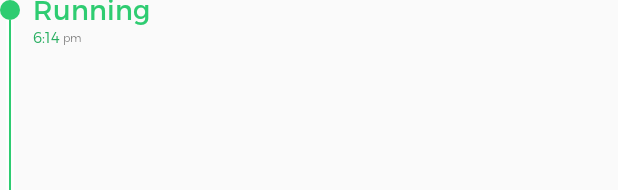
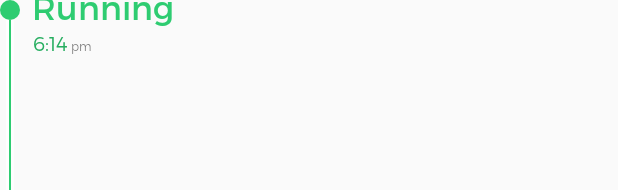
Before and after one commit to eddieberklee/wsup, an Android app: the layout item_event_layout.xml on its own in the app's theme, with its tools: preview values and no code run, on a phone screen of 412 x 824 dp. Shown: the top 190 px of the screen. Run offline under Robolectric (Android 15) with nearby library versions, the phone set to English and light mode, and no system bars.

Commit message:
Different styles for small, normal, large text for the events - need to logically switch between these now

```diff
--- a/app/src/main/java/com/compscieddy/timetracker/MainActivity.java
+++ b/app/src/main/java/com/compscieddy/timetracker/MainActivity.java
@@ -40,7 +40,7 @@ public class MainActivity extends AppCompatActivity {
   @Bind(R.id.events_container) LinearLayout mEventsContainer;
   @Bind(R.id.root_view) View mRootView;
   @Bind(R.id.events_scroll_view) LockableScrollView mEventsScrollView;
-  @Bind(R.id.current_dot) View mNewEventDot;
+  @Bind(R.id.new_event_dot) View mNewEventDot;
 
   Day mCurrentDay;
   List<Event> mEvents;
@@ -233,6 +233,8 @@ public class MainActivity extends AppCompatActivity {
       timeView.setText(event.getTimeText());
       amPmView.setText(event.getTimeAmPmText());
 
+//    todo: titleView.setTextAppearance();
+
       titleView.setTextColor(color);
       timeView.setTextColor(color);
       amPmView.setTextColor(color);
--- a/app/src/main/res/layout/activity_main.xml
+++ b/app/src/main/res/layout/activity_main.xml
@@ -45,7 +45,8 @@
             android:id="@+id/events_container"
             android:layout_width="match_parent"
             android:layout_height="match_parent"
-            android:orientation="vertical"/>
+            android:orientation="vertical"
+            android:clipChildren="false"/>
     </com.compscieddy.timetracker.ui.LockableScrollView>
 
     <FrameLayout
@@ -89,6 +90,7 @@
         android:background="@drawable/blue_rounded_fill"/>
 
     <FrameLayout
+        android:id="@+id/new_event_dot_container"
         android:layout_width="match_parent"
         android:layout_height="wrap_content"
         android:layout_alignParentBottom="true"
@@ -110,7 +112,7 @@
             android:paddingBottom="4dp"
             android:visibility="invisible"/>
         <View
-            android:id="@+id/current_dot"
+            android:id="@+id/new_event_dot"
             android:layout_width="@dimen/current_event_dot_size"
             android:layout_height="@dimen/current_event_dot_size"
             android:layout_gravity="left|center_vertical"
--- a/app/src/main/res/layout/item_event_layout.xml
+++ b/app/src/main/res/layout/item_event_layout.xml
@@ -30,9 +30,10 @@
         android:id="@+id/event_title"
         android:layout_width="wrap_content"
         android:layout_height="wrap_content"
-        android:layout_marginTop="-5dp"
-        android:layout_marginLeft="22dp"
-        android:textSize="18sp"
+        android:layout_alignBaseline="@+id/event_dot"
+        android:layout_toRightOf="@+id/event_dot"
+        android:layout_marginLeft="8dp"
+        style="@style/EventTitleLarger1"
         android:textColor="@color/flatui_green_1"
         tools:text="Running"/>
     <com.compscieddy.timetracker.ui.ForadayTextView
@@ -40,12 +41,10 @@
         android:layout_width="wrap_content"
         android:layout_height="wrap_content"
         android:layout_marginLeft="22dp"
-        android:layout_marginTop="18dp"
-        android:textSize="10sp"
+        style="@style/EventTimeLarger1"
         android:textColor="@color/flatui_green_2"
         app:fontface="montserrat_light"
         tools:text="6:14"/>
-
     <com.compscieddy.timetracker.ui.ForadayTextView
         android:id="@+id/event_am_pm"
         android:layout_width="wrap_content"
@@ -53,8 +52,7 @@
         android:layout_toRightOf="@+id/event_time"
         android:layout_alignBottom="@+id/event_time"
         android:layout_marginLeft="2dp"
-        android:layout_marginBottom="1dp"
-        android:textSize="7sp"
+        style="@style/EventTimeAmPmLarger1"
         app:fontface="montserrat_light"
         tools:text="pm"/>
 </RelativeLayout>
--- a/app/src/main/res/values/dimens.xml
+++ b/app/src/main/res/values/dimens.xml
@@ -5,7 +5,6 @@
 
     <dimen name="event_dot_size">13dp</dimen>
     <dimen name="current_event_dot_size">19dp</dimen>
-    <dimen name="event_dot_container_size">20dp</dimen>
     <dimen name="new_event_edit_stroke_width">1dp</dimen>
     <dimen name="new_event_section_margin_bottom">3dp</dimen>
     <dimen name="new_event_edit_text_height">38dp</dimen>
--- a/app/src/main/res/values/styles.xml
+++ b/app/src/main/res/values/styles.xml
@@ -8,4 +8,43 @@
         <item name="colorAccent">@color/colorAccent</item>
     </style>
 
+    <style name="EventTitleSmaller1">
+        <item name="android:layout_marginTop">-3dp</item>
+        <item name="android:textSize">14sp</item>
+    </style>
+    <style name="EventTitleNormal">
+        <item name="android:layout_marginTop">-5dp</item>
+        <item name="android:textSize">18sp</item>
+    </style>
+    <style name="EventTitleLarger1">
+        <item name="android:layout_marginTop">-9dp</item>
+        <item name="android:textSize">22sp</item>
+    </style>
+
+    <style name="EventTimeSmaller1">
+        <item name="android:layout_marginTop">15dp</item>
+        <item name="android:textSize">9sp</item>
+    </style>
+    <style name="EventTimeNormal">
+        <item name="android:layout_marginTop">18dp</item>
+        <item name="android:textSize">10sp</item>
+    </style>
+    <style name="EventTimeLarger1">
+        <item name="android:layout_marginTop">20dp</item>
+        <item name="android:textSize">13sp</item>
+    </style>
+
+    <style name="EventTimeAmPmSmaller1">
+        <item name="android:layout_marginBottom">1dp</item>
+        <item name="android:textSize">6sp</item>
+    </style>
+    <style name="EventTimeAmPmNormal">
+        <item name="android:layout_marginBottom">1dp</item>
+        <item name="android:textSize">7sp</item>
+    </style>
+    <style name="EventTimeAmPmLarger1">
+        <item name="android:layout_marginBottom">1dp</item>
+        <item name="android:textSize">8sp</item>
+    </style>
+
 </resources>
```
